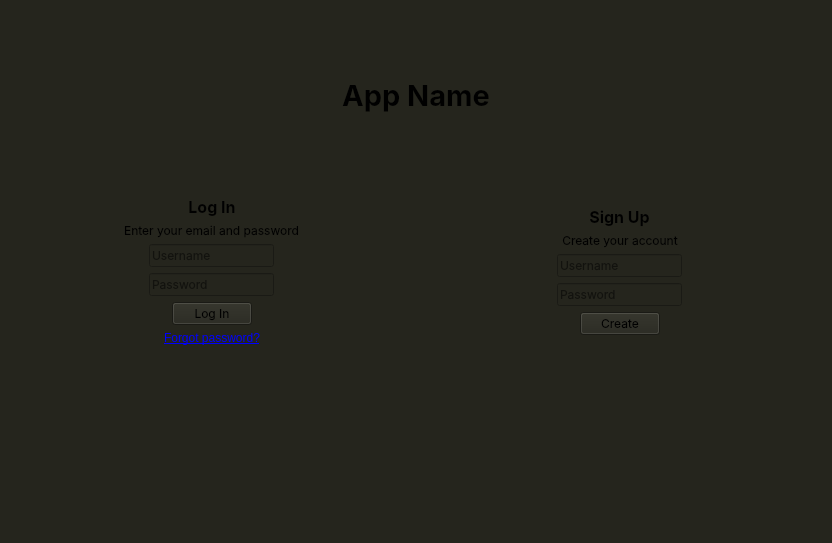
First picture: the form in frontend_folder/uipy/authpageWidget.ui, repository Saadman-Saif/Smart_Academic_Progress_Syllabus_Tracker, before the edit.
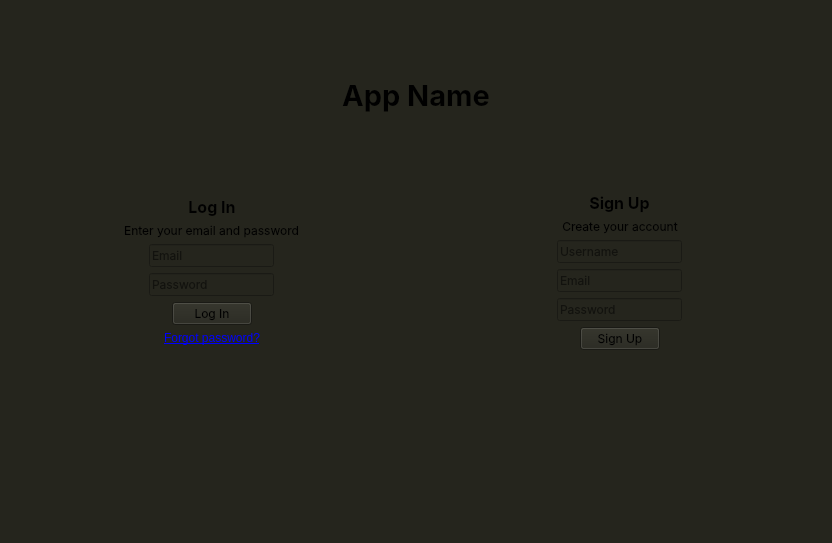
Second picture: the form after the edit.

```diff
--- a/frontend_folder/uipy/authpageWidget.ui
+++ b/frontend_folder/uipy/authpageWidget.ui
@@ -108,7 +108,7 @@
          <set>Qt::AlignmentFlag::AlignLeading|Qt::AlignmentFlag::AlignLeft|Qt::AlignmentFlag::AlignVCenter</set>
         </property>
         <property name="placeholderText">
-         <string>Username</string>
+         <string>Email</string>
         </property>
        </widget>
       </item>
@@ -278,7 +278,37 @@
        </widget>
       </item>
       <item alignment="Qt::AlignmentFlag::AlignHCenter">
-       <widget class="QLineEdit" name="lineEdit_8">
+       <widget class="QLineEdit" name="signup_email_lineedit">
+        <property name="sizePolicy">
+         <sizepolicy hsizetype="Fixed" vsizetype="Fixed">
+          <horstretch>0</horstretch>
+          <verstretch>0</verstretch>
+         </sizepolicy>
+        </property>
+        <property name="maximumSize">
+         <size>
+          <width>300</width>
+          <height>16777215</height>
+         </size>
+        </property>
+        <property name="font">
+         <font>
+          <family>Inter</family>
+         </font>
+        </property>
+        <property name="text">
+         <string/>
+        </property>
+        <property name="alignment">
+         <set>Qt::AlignmentFlag::AlignLeading|Qt::AlignmentFlag::AlignLeft|Qt::AlignmentFlag::AlignVCenter</set>
+        </property>
+        <property name="placeholderText">
+         <string>Email</string>
+        </property>
+       </widget>
+      </item>
+      <item alignment="Qt::AlignmentFlag::AlignHCenter">
+       <widget class="QLineEdit" name="signup_password_lineedit">
         <property name="sizePolicy">
          <sizepolicy hsizetype="Fixed" vsizetype="Fixed">
           <horstretch>0</horstretch>
@@ -321,7 +351,7 @@
          </font>
         </property>
         <property name="text">
-         <string>Create</string>
+         <string>Sign Up</string>
         </property>
        </widget>
       </item>
```
Left out of the diff: 12 changed lines with no effect on the pictures.
